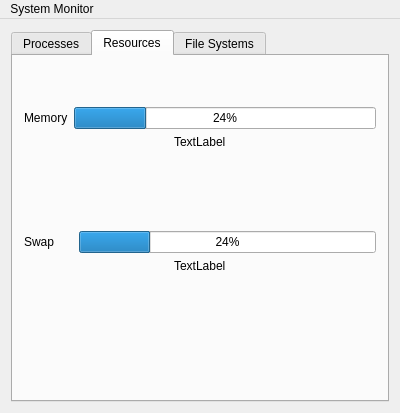
This is mainwindow.ui in VioletDarkKitty/system-monitor as Qt 5 draws it before an edit. The edited form follows.
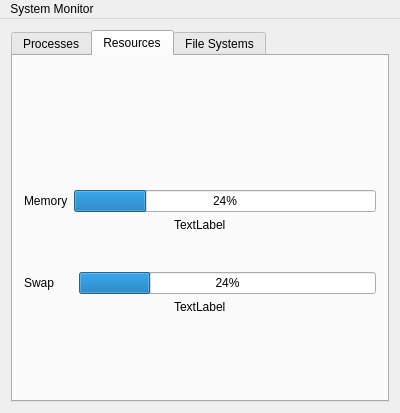
This is the edited form. The open tabs and pages were chosen to show the change.

Patch:
```diff
--- a/mainwindow.ui
+++ b/mainwindow.ui
@@ -112,7 +112,7 @@
         <string>Resources</string>
        </attribute>
        <layout class="QGridLayout" name="gridLayout_2">
-        <item row="1" column="0">
+        <item row="2" column="0">
          <layout class="QVBoxLayout" name="verticalLayout">
           <item>
            <layout class="QHBoxLayout" name="horizontalLayout">
@@ -150,7 +150,7 @@
           </item>
          </layout>
         </item>
-        <item row="0" column="0">
+        <item row="1" column="0">
          <spacer name="verticalSpacer_4">
           <property name="orientation">
            <enum>Qt::Vertical</enum>
@@ -166,7 +166,7 @@
           </property>
          </spacer>
         </item>
-        <item row="2" column="0">
+        <item row="3" column="0">
          <layout class="QVBoxLayout" name="verticalLayout_2">
           <item>
            <layout class="QHBoxLayout" name="horizontalLayout_2">
@@ -201,7 +201,7 @@
           </item>
          </layout>
         </item>
-        <item row="3" column="0">
+        <item row="4" column="0">
          <spacer name="verticalSpacer_3">
           <property name="orientation">
            <enum>Qt::Vertical</enum>
@@ -217,6 +217,9 @@
           </property>
          </spacer>
         </item>
+        <item row="0" column="0">
+         <widget class="QWidget" name="cpuPlot" native="true"/>
+        </item>
        </layout>
       </widget>
       <widget class="QWidget" name="tabFileSystems">
```
Left out of the diff: 4 changed lines with no effect on the pictures.
